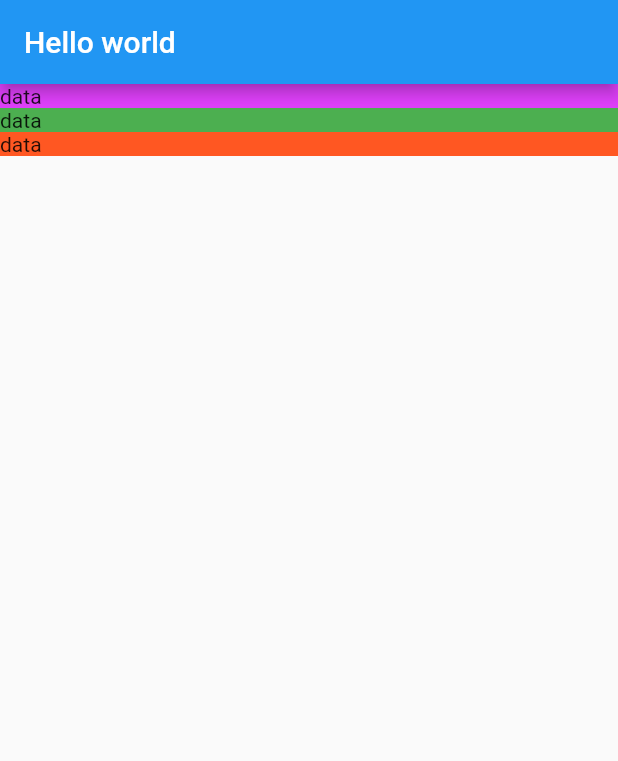
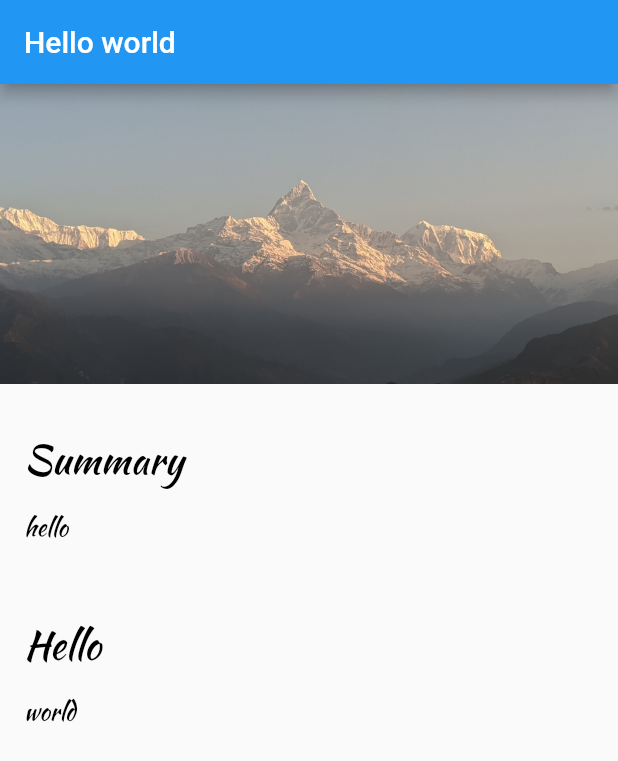
Before and after one commit to krishna-thapa/hello-world-flutter, a Flutter app: the screen it shows after launch, on a phone screen of 412 x 824 dp. Shown: the top 761 px of the screen. Run offline on Flutter 3.47's test engine with Material 2 defaults, Android fonts, the phone set to English and light mode, and no system bars.

Commit message:
Added font and images

```diff
--- a/lib/app.dart
+++ b/lib/app.dart
@@ -1,9 +1,17 @@
 import 'package:flutter/material.dart';
 import 'screens/local_detail/location_detail.dart';
+import 'style.dart';
 
 class App extends StatelessWidget {
   @override
   Widget build(BuildContext context) {
-    return MaterialApp(home: LocationDetail());
+    return MaterialApp(
+      home: LocationDetail(),
+      theme: ThemeData(
+          appBarTheme: AppBarTheme(
+            textTheme: TextTheme(caption: AppBarTextStyle),
+          ),
+          textTheme: TextTheme(headline6: TitleTextStyle, bodyText2: Body1TextStyle)),
+    );
   }
 }
--- /dev/null
+++ b/lib/screens/local_detail/image_banner.dart
@@ -0,0 +1,16 @@
+import 'package:flutter/material.dart';
+
+class ImageBanner extends StatelessWidget {
+  final String _assertPath; //private variable
+
+  // Constructor that takes the parameter and assign to the final variable
+  ImageBanner(this._assertPath);
+
+  @override
+  Widget build(BuildContext context) {
+    return Container(
+        constraints: BoxConstraints.expand(height: 200.0),
+        decoration: BoxDecoration(color: Colors.grey),
+        child: Image.asset(_assertPath, fit: BoxFit.cover));
+  }
+}
--- a/lib/screens/local_detail/location_detail.dart
+++ b/lib/screens/local_detail/location_detail.dart
@@ -1,4 +1,5 @@
 import 'package:flutter/material.dart';
+import 'image_banner.dart';
 import 'text_section.dart';
 
 class LocationDetail extends StatelessWidget {
@@ -10,9 +11,9 @@ class LocationDetail extends StatelessWidget {
           mainAxisAlignment: MainAxisAlignment.start,
           crossAxisAlignment: CrossAxisAlignment.stretch,
           children: [
-            TextSection(Colors.purpleAccent),
-            TextSection(Colors.green),
-            TextSection(Colors.deepOrange)
+            ImageBanner("assets/images/Pokhara_mountain.jpg"),
+            TextSection("Summary", "hello"),
+            TextSection("Hello", "world")
           ]),
     );
   }
--- a/lib/screens/local_detail/text_section.dart
+++ b/lib/screens/local_detail/text_section.dart
@@ -1,16 +1,27 @@
 import 'package:flutter/material.dart';
 
 class TextSection extends StatelessWidget {
-  final Color _color;
+  final String _title;
+  final String _body;
+  static const double _hPad = 16.0;
 
   // Constructor that takes the parameter and assign to the final variable
-  TextSection(this._color);
+  TextSection(this._title, this._body);
 
   @override
   Widget build(BuildContext context) {
-    return Container(
-      decoration: BoxDecoration(color: _color),
-      child: Text('data'),
-    );
+    return Column(
+        mainAxisAlignment: MainAxisAlignment.start,
+        crossAxisAlignment: CrossAxisAlignment.stretch,
+        children: [
+          Container(
+            padding: const EdgeInsets.fromLTRB(_hPad, 32.0, _hPad, 4.0),
+            child: Text(_title, style: Theme.of(context).textTheme.headline6),
+          ),
+          Container(
+            padding: const EdgeInsets.fromLTRB(_hPad, 10.0, _hPad, _hPad),
+            child: Text(_body, style: Theme.of(context).textTheme.bodyText2),
+          )
+        ]);
   }
 }
--- /dev/null
+++ b/lib/style.dart
@@ -0,0 +1,29 @@
+import 'package:flutter/material.dart';
+
+const LargeTextSize = 26.0;
+const MeduimTextSize = 20.0;
+const BodyTextSize = 16.0;
+
+const String FrontNameDefault = 'KaushanScript';
+const String FrontNameTitle = 'Montserrat';
+
+const AppBarTextStyle = TextStyle(
+  fontFamily: FrontNameTitle,
+  fontWeight: FontWeight.w300,
+  fontSize: MeduimTextSize,
+  color: Colors.white
+);
+
+const TitleTextStyle = TextStyle(
+  fontFamily: FrontNameDefault,
+  fontWeight: FontWeight.w300,
+  fontSize: LargeTextSize,
+  color: Colors.black
+);
+
+const Body1TextStyle = TextStyle(
+  fontFamily: FrontNameDefault,
+  fontWeight: FontWeight.w300,
+  fontSize: BodyTextSize,
+  color: Colors.black
+);
```
Also changed, not shown: pubspec.yaml (+14 -20 lines), assets/fonts/KaushanScript-Regular.ttf (added), assets/fonts/Montserrat-Bold.ttf (added), assets/fonts/Montserrat-Regular.ttf (added), assets/images/Pokhara_mountain.jpg (added).
